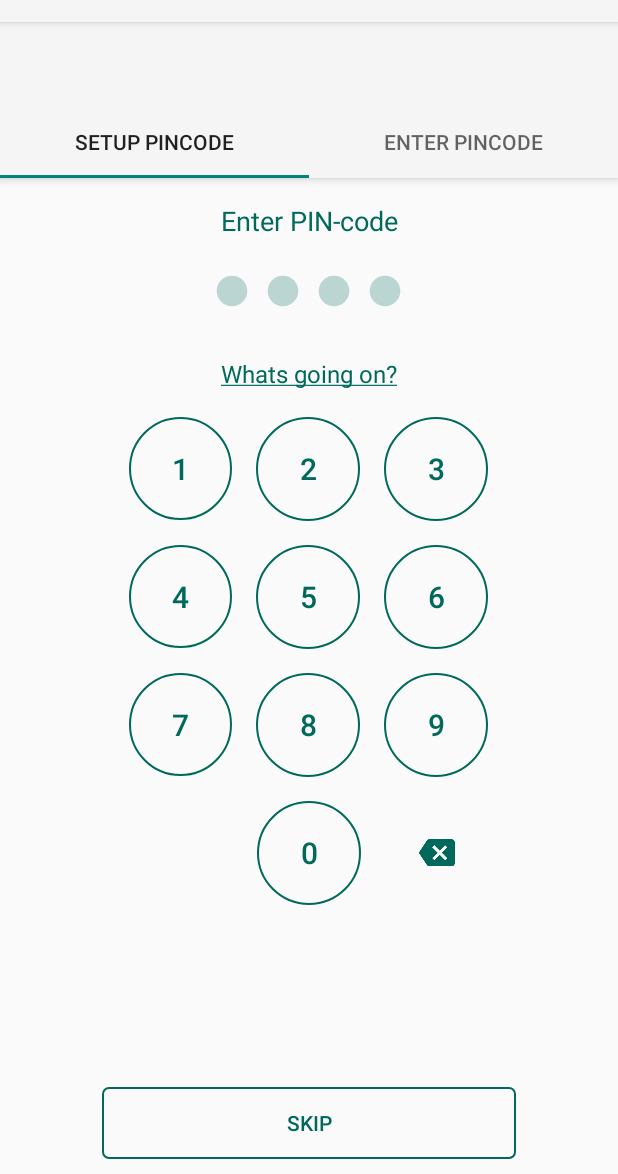
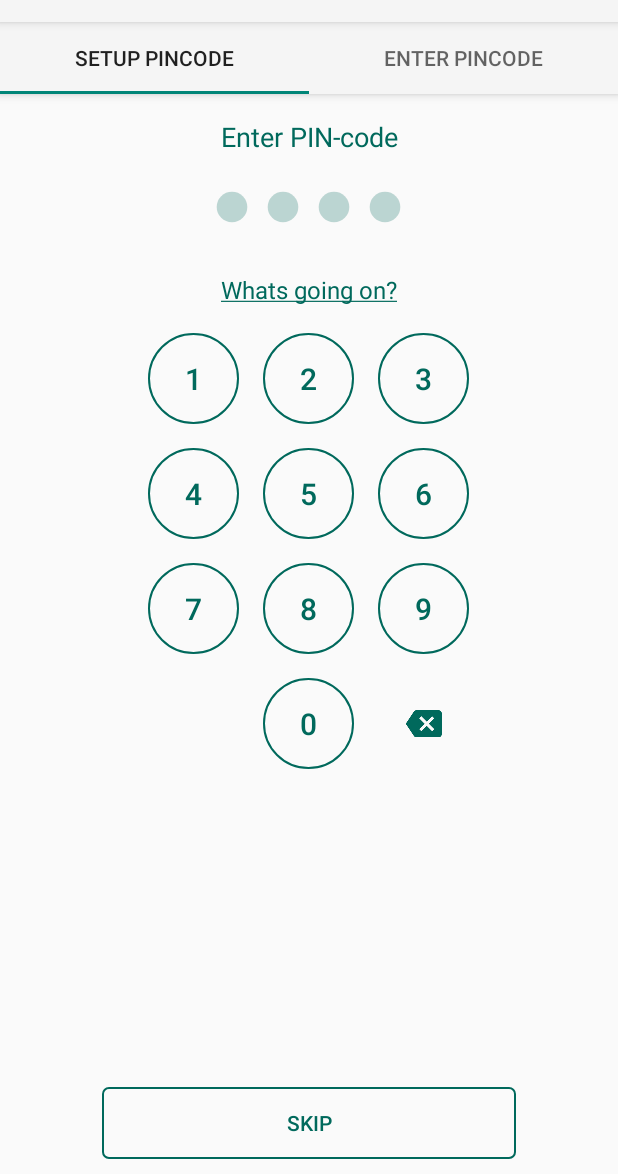
Before and after one commit to grishko188/PinPad, an Android app: the screen it shows after launch (MainActivity), on a phone screen of 412 x 824 dp, the part 62-1236 px from its top. Run offline under Robolectric (Android 15) with nearby library versions, the phone set to English and light mode, and no system bars; our stand-ins replace ButterKnife.

Commit message:
Fix Keyboard drawables issue

```diff
--- a/app/src/main/java/com/grishko188/pinpad/MainActivity.java
+++ b/app/src/main/java/com/grishko188/pinpad/MainActivity.java
@@ -6,7 +6,6 @@ import android.support.v4.app.Fragment;
 import android.support.v4.app.FragmentStatePagerAdapter;
 import android.support.v4.view.ViewPager;
 import android.support.v7.app.AppCompatActivity;
-import android.support.v7.widget.Toolbar;
 
 import butterknife.BindView;
 import butterknife.ButterKnife;
@@ -17,8 +16,6 @@ public class MainActivity extends AppCompatActivity {
     protected ViewPager mPager;
     @BindView(R.id.tabs)
     protected TabLayout mTab;
-    @BindView(R.id.toolbar)
-    protected Toolbar mToolbar;
 
 
     @Override
@@ -26,7 +23,6 @@ public class MainActivity extends AppCompatActivity {
         super.onCreate(savedInstanceState);
         setContentView(R.layout.activity_main);
         ButterKnife.bind(this);
-        setSupportActionBar(mToolbar);
         mPager.setAdapter(new MainPagerAdapter());
         mTab.setupWithViewPager(mPager);
     }
--- a/app/src/main/res/layout/activity_main.xml
+++ b/app/src/main/res/layout/activity_main.xml
@@ -9,13 +9,6 @@
         android:layout_width="match_parent"
         android:layout_height="wrap_content"
         android:theme="@style/AppTheme.AppBarOverlay">
-
-        <android.support.v7.widget.Toolbar
-            android:id="@+id/toolbar"
-            android:layout_width="match_parent"
-            android:layout_height="?attr/actionBarSize"
-            android:background="?attr/colorPrimary"
-            app:popupTheme="@style/AppTheme.PopupOverlay" />
 
         <android.support.design.widget.TabLayout
             android:id="@+id/tabs"
--- a/app/src/main/res/layout/fragment_enter_pincode.xml
+++ b/app/src/main/res/layout/fragment_enter_pincode.xml
@@ -12,7 +12,7 @@
         app:ppv_color="@color/colorPrimaryDark"
         app:ppv_empty_char_style="fill"
         app:ppv_keyboard_form_style="round"
-        app:ppv_keyboard_width="255dp"
+        app:ppv_keyboard_width="230dp"
         app:ppv_letter_spacing="10dp"
         app:ppv_max_len="4"
         app:ppv_size="24dp" />
--- a/app/src/main/res/layout/fragment_setup_pincode.xml
+++ b/app/src/main/res/layout/fragment_setup_pincode.xml
@@ -12,7 +12,7 @@
         app:ppv_color="@color/colorPrimaryDark"
         app:ppv_empty_char_style="fill"
         app:ppv_keyboard_form_style="round"
-        app:ppv_keyboard_width="255dp"
+        app:ppv_keyboard_width="230dp"
         app:ppv_letter_spacing="10dp"
         app:ppv_max_len="4"
         app:ppv_size="24dp" />
--- a/pinlibrary/src/main/java/com/grishko188/pinlibrary/KeyboardView.java
+++ b/pinlibrary/src/main/java/com/grishko188/pinlibrary/KeyboardView.java
@@ -316,20 +316,33 @@ public class KeyboardView extends LinearLayout {
     }
 
     private void applyRoundTheme() {
-        Drawable numButtonsBackground = DrawableUtil.tintBackgroundDrawable(R.drawable.selector_default_white_round, mKeyboardColor, getResources(), DrawableUtil.Mask.ROUND);
+        List<Drawable> numButtonsBackground = new ArrayList<>(mNumberButtons.size());
+        for (int i = 0; i < mNumberButtons.size(); i++) {
+            numButtonsBackground.add(DrawableUtil.tintBackgroundDrawable(R.drawable.selector_default_white_round, mKeyboardColor, getResources(), DrawableUtil.Mask.ROUND));
+        }
+
         Drawable backspaceButtonBackground = DrawableUtil.tintBackgroundDrawable(R.drawable.selector_white_round_no_borders, mKeyboardColor, getResources(), DrawableUtil.Mask.ROUND);
 
         setButtonTheme(mKeyboardColor, numButtonsBackground, backspaceButtonBackground, null, (int) Utils.dp2px(getContext(), 8));
     }
 
     private void applyRoundNoBordersTheme() {
-        Drawable buttonsBackground = DrawableUtil.tintBackgroundDrawable(R.drawable.selector_white_round_no_borders, mKeyboardColor, getResources(), DrawableUtil.Mask.ROUND);
+        List<Drawable> buttonsBackground = new ArrayList<>(mNumberButtons.size());
+        for (int i = 0; i < mNumberButtons.size(); i++) {
+            buttonsBackground.add(DrawableUtil.tintBackgroundDrawable(R.drawable.selector_white_round_no_borders, mKeyboardColor, getResources(), DrawableUtil.Mask.ROUND));
+        }
 
-        setButtonTheme(mKeyboardColor, buttonsBackground, buttonsBackground, null, (int) Utils.dp2px(getContext(), 8));
+        Drawable backspaceButtonBackground = DrawableUtil.tintBackgroundDrawable(R.drawable.selector_white_round_no_borders, mKeyboardColor, getResources(), DrawableUtil.Mask.ROUND);
+
+        setButtonTheme(mKeyboardColor, buttonsBackground, backspaceButtonBackground, null, (int) Utils.dp2px(getContext(), 8));
     }
 
     private void applySquareTheme() {
-        Drawable numButtonsBackground = DrawableUtil.tintBackgroundDrawable(R.drawable.selector_default_white, mKeyboardColor, getResources(), DrawableUtil.Mask.SQUARE);
+        List<Drawable> numButtonsBackground = new ArrayList<>(mNumberButtons.size());
+        for (int i = 0; i < mNumberButtons.size(); i++) {
+            numButtonsBackground.add(DrawableUtil.tintBackgroundDrawable(R.drawable.selector_default_white, mKeyboardColor, getResources(), DrawableUtil.Mask.SQUARE));
+        }
+
         Drawable backspaceButtonBackground = DrawableUtil.tintBackgroundDrawable(R.drawable.selector_default_white_no_borders, mKeyboardColor, getResources(), DrawableUtil.Mask.SQUARE);
         Drawable fingerprintButtonBackground = DrawableUtil.tintBackgroundDrawable(R.drawable.bg_white_square, mKeyboardColor, getResources(), DrawableUtil.Mask.SQUARE);
 
@@ -337,18 +350,22 @@ public class KeyboardView extends LinearLayout {
     }
 
     private void applySquareNoBoundsTheme() {
-        Drawable buttonsBackground = DrawableUtil.tintBackgroundDrawable(R.drawable.selector_default_white_no_borders, mKeyboardColor, getResources(), DrawableUtil.Mask.SQUARE);
+        List<Drawable> buttonsBackground = new ArrayList<>(mNumberButtons.size());
+        for (int i = 0; i < mNumberButtons.size(); i++) {
+            buttonsBackground.add(DrawableUtil.tintBackgroundDrawable(R.drawable.selector_default_white_no_borders, mKeyboardColor, getResources(), DrawableUtil.Mask.SQUARE));
+        }
 
-        setButtonTheme(mKeyboardColor, buttonsBackground, buttonsBackground, null, 0);
+        Drawable backspaceButtonBackground = DrawableUtil.tintBackgroundDrawable(R.drawable.selector_default_white_no_borders, mKeyboardColor, getResources(), DrawableUtil.Mask.SQUARE);
+
+        setButtonTheme(mKeyboardColor, buttonsBackground, backspaceButtonBackground, null, 0);
     }
 
 
-    private void setButtonTheme(int color, Drawable numButtonsBackground, Drawable backspaceButtonBackground, Drawable fingerprintButtonBackground, int margin) {
+    private void setButtonTheme(int color, List<Drawable> numButtonsBackground, Drawable backspaceButtonBackground, Drawable fingerprintButtonBackground, int margin) {
 
         for (SquareButton squareButton : mNumberButtons) {
             squareButton.setTextColor(color);
-            if (numButtonsBackground.getConstantState() != null)
-                squareButton.setBackground(numButtonsBackground.getConstantState().newDrawable()); //workaround for very very strange issue!!
+            squareButton.setBackground(numButtonsBackground.get(mNumberButtons.indexOf(squareButton))); //workaround for very very strange issue!!
 
             ((LinearLayout.LayoutParams) squareButton.getLayoutParams()).setMargins(margin, margin, margin, margin);
 
```
